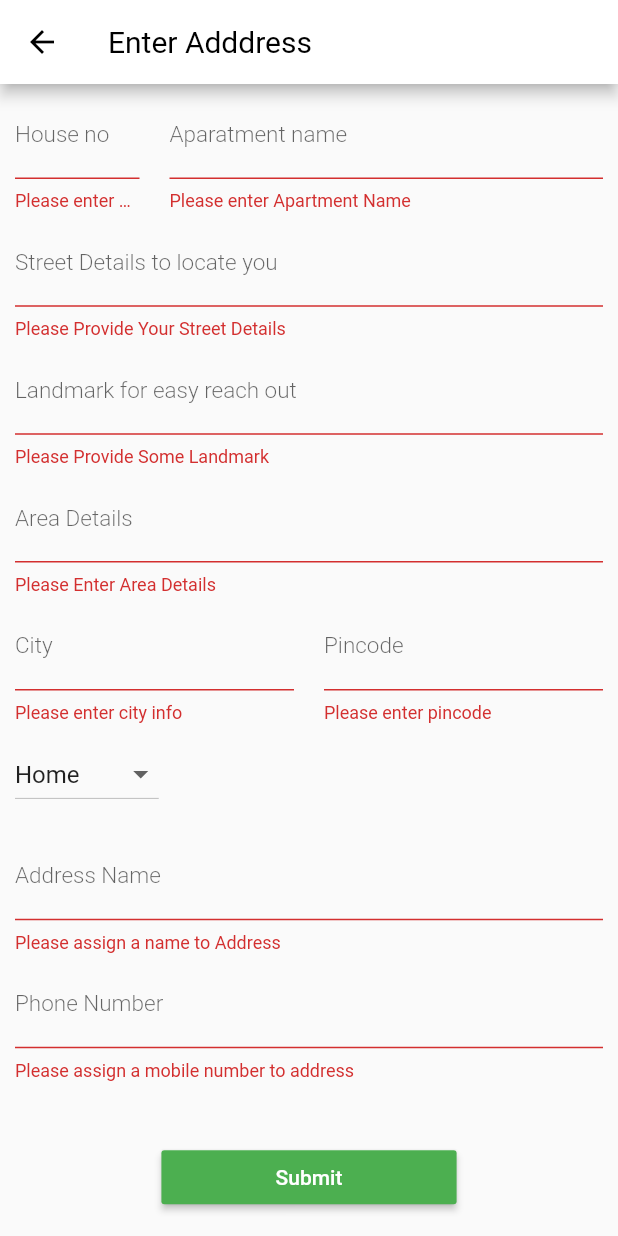
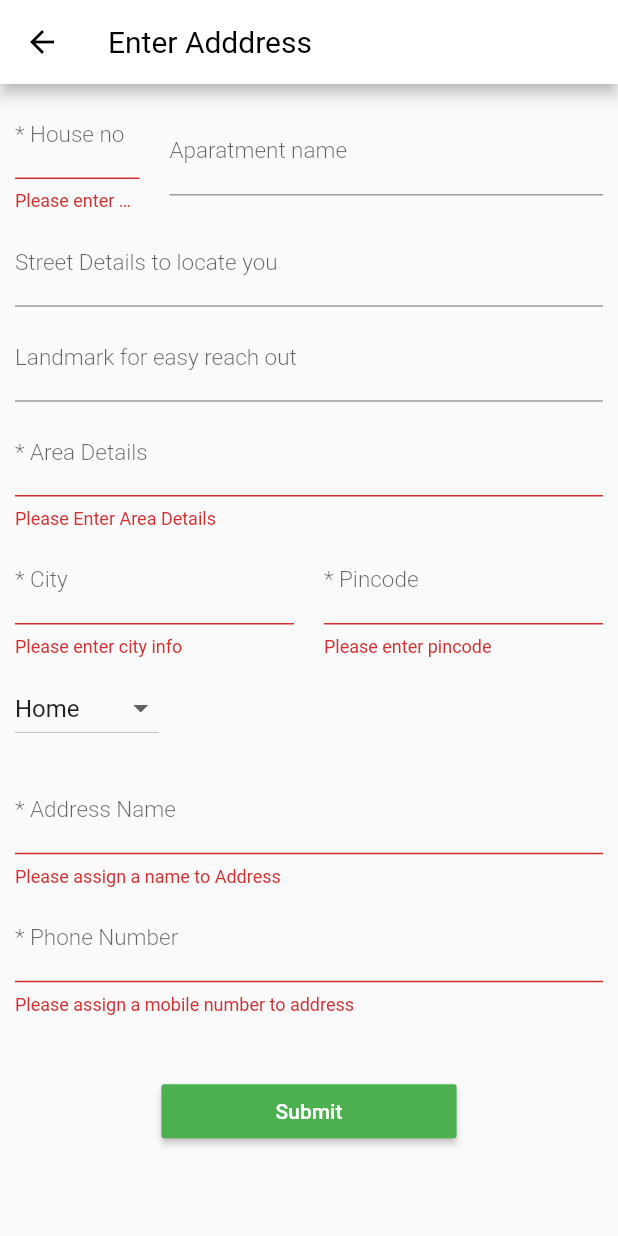
Before and after one commit to Prashant4900/d_project, a Flutter app: the AddressEntry screen opened directly, after a tap on "Submit", on a phone screen of 412 x 824 dp. Run offline on Flutter 3.47's test engine with Material 2 defaults, Android fonts, the phone set to English and light mode, and no system bars; our stand-ins replace cached_network_image, flutter_progress_hud, flutter_svg, geolocator, google_sign_in, pinput and 4 more; missing offline and left inert: animated_splash, autocomplete_textfield, date_time_format, expand_widget, loading; accounts and stored records are empty; network calls fail.

Commit message:
Some more bugs fixed

```diff
--- a/lib/screens/CategoriesPage.dart
+++ b/lib/screens/CategoriesPage.dart
@@ -40,7 +40,10 @@ class _CategoriesPageState extends State<CategoriesPage> {
         fixedColor: Colors.red,
         currentIndex: _selectedpage,
         onTap: (int index) {
-          {
+          if(index == 0){
+            Navigator.pop(context);
+          }
+          else{
             setState(() {
               _selectedpage = index;
             });
--- a/lib/screens/addressEntry.dart
+++ b/lib/screens/addressEntry.dart
@@ -71,7 +71,7 @@ class _AddressEntryState extends State<AddressEntry> {
                         decoration: InputDecoration(
                           labelStyle: TextStyle(
                               fontSize: 15.0, fontWeight: FontWeight.w300),
-                          labelText: "House no",
+                          labelText: "* House no",
                           hoverColor: Colors.green,
                         ),
                         onChanged: (value) {
@@ -99,12 +99,6 @@ class _AddressEntryState extends State<AddressEntry> {
                         onChanged: (value) {
                           address.apartmentName = value;
                         },
-                        validator: (value) {
-                          if (value.isEmpty) {
-                            return 'Please enter Apartment Name';
-                          }
-                          return null;
-                        },
                       ),
                     ),
                   ],
@@ -121,12 +115,6 @@ class _AddressEntryState extends State<AddressEntry> {
                     onChanged: (value) {
                       address.streetDetails = value;
                     },
-                    validator: (value) {
-                      if (value.isEmpty) {
-                        return 'Please Provide Your Street Details';
-                      }
-                      return null;
-                    },
                   ),
                 ),
                 Padding(
@@ -141,12 +129,6 @@ class _AddressEntryState extends State<AddressEntry> {
                     onChanged: (value) {
                       address.landMark = value;
                     },
-                    validator: (value) {
-                      if (value.isEmpty) {
-                        return 'Please Provide Some Landmark';
-                      }
-                      return null;
-                    },
                   ),
                 ),
                 Padding(
@@ -155,7 +137,7 @@ class _AddressEntryState extends State<AddressEntry> {
                     decoration: InputDecoration(
                       labelStyle: TextStyle(
                           fontSize: 15.0, fontWeight: FontWeight.w300),
-                      labelText: "Area Details",
+                      labelText: "* Area Details",
                       hoverColor: Colors.green,
                     ),
                     onChanged: (value) {
@@ -179,7 +161,7 @@ class _AddressEntryState extends State<AddressEntry> {
                         decoration: InputDecoration(
                           labelStyle: TextStyle(
                               fontSize: 15.0, fontWeight: FontWeight.w300),
-                          labelText: "City",
+                          labelText: "* City",
                           hoverColor: Colors.green,
                         ),
                         onChanged: (value) {
@@ -202,7 +184,7 @@ class _AddressEntryState extends State<AddressEntry> {
                         decoration: InputDecoration(
                           labelStyle: TextStyle(
                               fontSize: 15.0, fontWeight: FontWeight.w300),
-                          labelText: "Pincode",
+                          labelText: "* Pincode",
                           hoverColor: Colors.green,
                         ),
                         onChanged: (value) {
@@ -234,7 +216,7 @@ class _AddressEntryState extends State<AddressEntry> {
                     decoration: InputDecoration(
                       labelStyle: TextStyle(
                           fontSize: 15.0, fontWeight: FontWeight.w300),
-                      labelText: "Address Name",
+                      labelText: "* Address Name",
                       hoverColor: Colors.green,
                     ),
                     onChanged: (value) {
@@ -255,7 +237,7 @@ class _AddressEntryState extends State<AddressEntry> {
                     decoration: InputDecoration(
                       labelStyle: TextStyle(
                           fontSize: 15.0, fontWeight: FontWeight.w300),
-                      labelText: "Phone Number",
+                      labelText: "* Phone Number",
                       hoverColor: Colors.green,
                     ),
                     onChanged: (value) {
```
